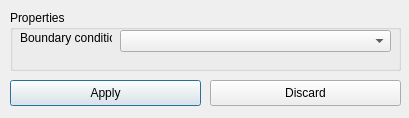
First picture: the form in misc/Mesh3D/forms/boundarypropertyeditor.ui, repository tehnick/elmerfem, before the edit.
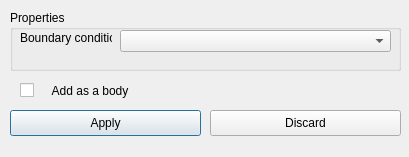
Second picture: the form after the edit. Icons and pictures are not drawn.

What changed in the file:
```diff
--- a/misc/Mesh3D/forms/boundarypropertyeditor.ui
+++ b/misc/Mesh3D/forms/boundarypropertyeditor.ui
@@ -9,7 +9,7 @@
     <x>0</x>
     <y>0</y>
     <width>409</width>
-    <height>118</height>
+    <height>157</height>
    </rect>
   </property>
   <property name="windowTitle" >
@@ -19,7 +19,7 @@
    <property name="geometry" >
     <rect>
      <x>10</x>
-     <y>80</y>
+     <y>110</y>
      <width>191</width>
      <height>26</height>
     </rect>
@@ -35,7 +35,7 @@
    <property name="geometry" >
     <rect>
      <x>210</x>
-     <y>80</y>
+     <y>110</y>
      <width>191</width>
      <height>26</height>
     </rect>
@@ -83,6 +83,19 @@
     </property>
    </widget>
   </widget>
+  <widget class="QCheckBox" name="boundaryAsABody" >
+   <property name="geometry" >
+    <rect>
+     <x>20</x>
+     <y>80</y>
+     <width>111</width>
+     <height>21</height>
+    </rect>
+   </property>
+   <property name="text" >
+    <string>    Add as a body</string>
+   </property>
+  </widget>
  </widget>
  <resources>
   <include location="../Mesh3D.qrc" />
```
